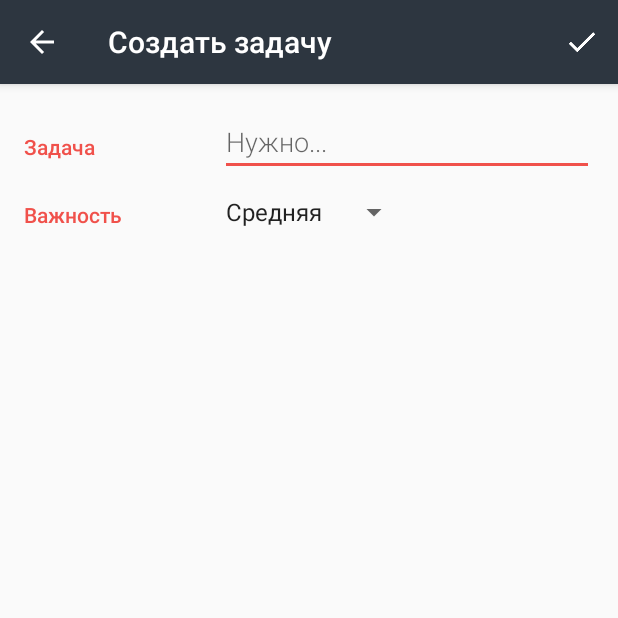
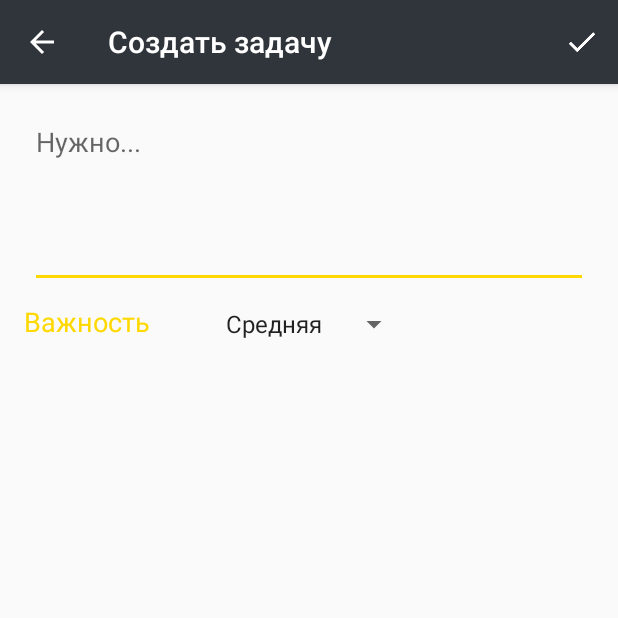
Before and after one commit to tatyanadolnikova/todo, an Android app: the EditorActivity screen opened directly, with no data from a screen before it, on a phone screen of 412 x 824 dp, the top half of it. Run offline under Robolectric (Android 15) with nearby library versions, the phone set to English and light mode, and no system bars.

Commit message:
layout, colors, styles 1.1

```diff
--- a/app/src/main/res/layout/activity_editor.xml
+++ b/app/src/main/res/layout/activity_editor.xml
@@ -13,27 +13,26 @@
         android:layout_height="wrap_content"
         android:orientation="horizontal">
 
-        <TextView
-            android:text="@string/category_overview"
-            style="@style/CategoryStyle" />
-
-        <!-- Input fields -->
         <LinearLayout
             android:layout_height="wrap_content"
             android:layout_width="0dp"
             android:layout_weight="2"
             android:paddingLeft="4dp"
+            android:paddingRight="4dp"
             android:orientation="vertical">
 
             <EditText
                 android:id="@+id/edit_task_text"
                 android:hint="@string/hint_task_text"
-                android:inputType="textCapWords"
+                android:inputType="textMultiLine|textCapSentences"
+                android:lines="8"
+                android:minLines="1"
+                android:gravity="top|left"
+                android:maxLines="4"
                 style="@style/EditorFieldStyle" />
         </LinearLayout>
     </LinearLayout>
 
-    <!-- Gender category -->
     <LinearLayout
         android:id="@+id/container_gender"
         android:layout_width="match_parent"
@@ -44,7 +43,6 @@
             android:text="@string/category_importance"
             style="@style/CategoryStyle" />
 
-        <!-- Input field -->
         <LinearLayout
             android:layout_height="wrap_content"
             android:layout_width="0dp"
--- a/app/src/main/res/layout/list_item.xml
+++ b/app/src/main/res/layout/list_item.xml
@@ -11,15 +11,7 @@
         android:id="@+id/name"
         android:layout_width="wrap_content"
         android:layout_height="wrap_content"
-        android:fontFamily="sans-serif-medium"
+        android:fontFamily="sans-serif"
         android:textAppearance="?android:textAppearanceMedium"
         android:textColor="#2B3D4D"  />
-
-    <TextView
-        android:id="@+id/summary"
-        android:layout_width="wrap_content"
-        android:layout_height="wrap_content"
-        android:fontFamily="sans-serif"
-        android:textAppearance="?android:textAppearanceSmall"
-        android:textColor="#AEB6BD"  />
 </LinearLayout>
--- a/app/src/main/res/values/colors.xml
+++ b/app/src/main/res/values/colors.xml
@@ -1,17 +1,9 @@
 <?xml version="1.0" encoding="utf-8"?>
 <resources>
-    <!-- The app branding color for the app bar -->
-    <color name="colorPrimary">#F0514B</color>
-
-    <!-- Darker variant for the status bar and contextual app bars -->
-    <color name="colorPrimaryDark">#C0403C</color>
-
-    <!-- Accent color for UI controls like checkboxes and text fields -->
-    <color name="colorAccent">#F0514B</color>
-
-    <!-- Primary color for the editor -->
-    <color name="editorColorPrimary">#2D3640</color>
-
-    <!-- Primary dark color for the editor -->
-    <color name="editorColorPrimaryDark">#394450</color>
+    <color name="colorPrimary">#2f353b</color>
+    <color name="colorPrimaryDark">#0a0a0a</color>
+    <color name="colorAccent">#ffd800</color>
+    <color name="editorColorPrimary">#2f353b</color>
+    <color name="editorColorPrimaryDark">#0a0a0a</color>
+    <color name="colorBackground">#ffffff</color>
 </resources>
--- a/app/src/main/res/values/styles.xml
+++ b/app/src/main/res/values/styles.xml
@@ -4,6 +4,7 @@
         <item name="colorPrimary">@color/colorPrimary</item>
         <item name="colorPrimaryDark">@color/colorPrimaryDark</item>
         <item name="colorAccent">@color/colorAccent</item>
+        <item name="android:colorBackground">@color/colorBackground</item>
     </style>
 
     <style name="EditorTheme" parent="Theme.AppCompat.Light.DarkActionBar">
@@ -12,26 +13,23 @@
         <item name="colorAccent">@color/colorAccent</item>
     </style>
 
-    <!-- Style for a category in the editor -->
     <style name="CategoryStyle">
         <item name="android:layout_height">wrap_content</item>
         <item name="android:layout_width">0dp</item>
         <item name="android:layout_weight">1</item>
-        <item name="android:paddingTop">16dp</item>
+        <item name="android:paddingTop">10dp</item>
         <item name="android:textColor">@color/colorAccent</item>
-        <item name="android:fontFamily">sans-serif-medium</item>
-        <item name="android:textAppearance">?android:textAppearanceSmall</item>
-    </style>
-
-    <!-- Style for an EditText field in the editor -->
-    <style name="EditorFieldStyle">
-        <item name="android:layout_height">wrap_content</item>
-        <item name="android:layout_width">match_parent</item>
-        <item name="android:fontFamily">sans-serif-light</item>
+        <item name="android:fontFamily">sans-serif</item>
         <item name="android:textAppearance">?android:textAppearanceMedium</item>
     </style>
 
-    <!-- Style for the measurement units for an EditText field in the editor -->
+    <style name="EditorFieldStyle">
+        <item name="android:layout_height">120dp</item>
+        <item name="android:layout_width">match_parent</item>
+        <item name="android:fontFamily">sans-serif</item>
+        <item name="android:textAppearance">?android:textAppearanceMedium</item>
+    </style>
+
     <style name="EditorUnitsStyle">
         <item name="android:layout_height">wrap_content</item>
         <item name="android:layout_width">wrap_content</item>
```
